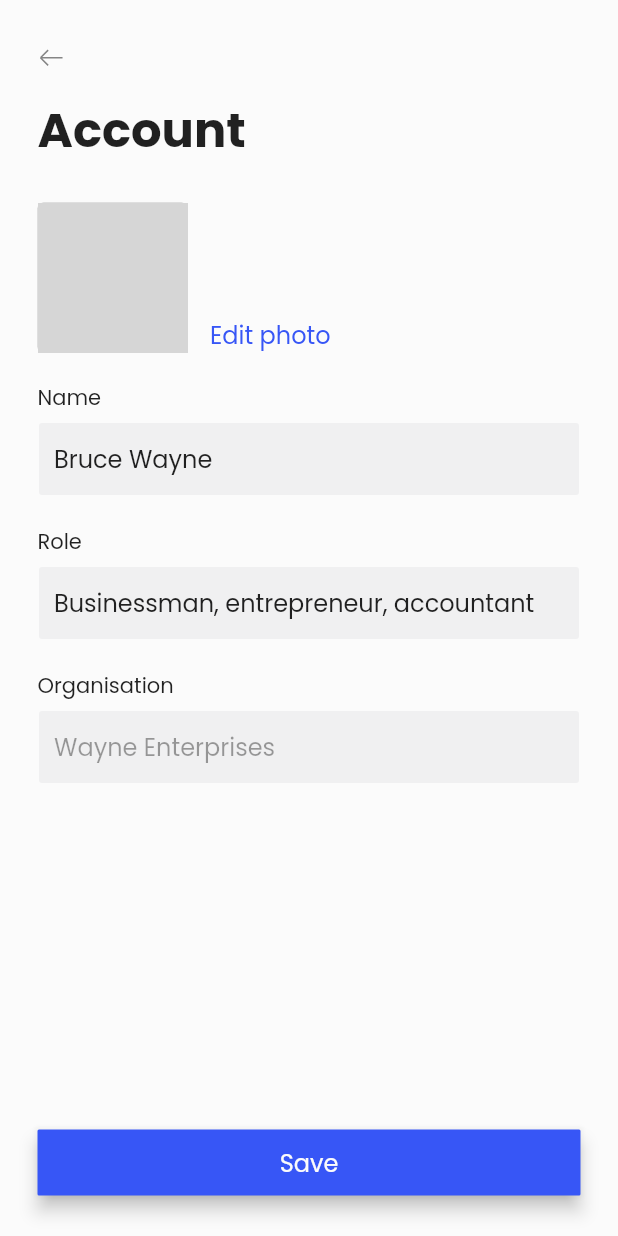
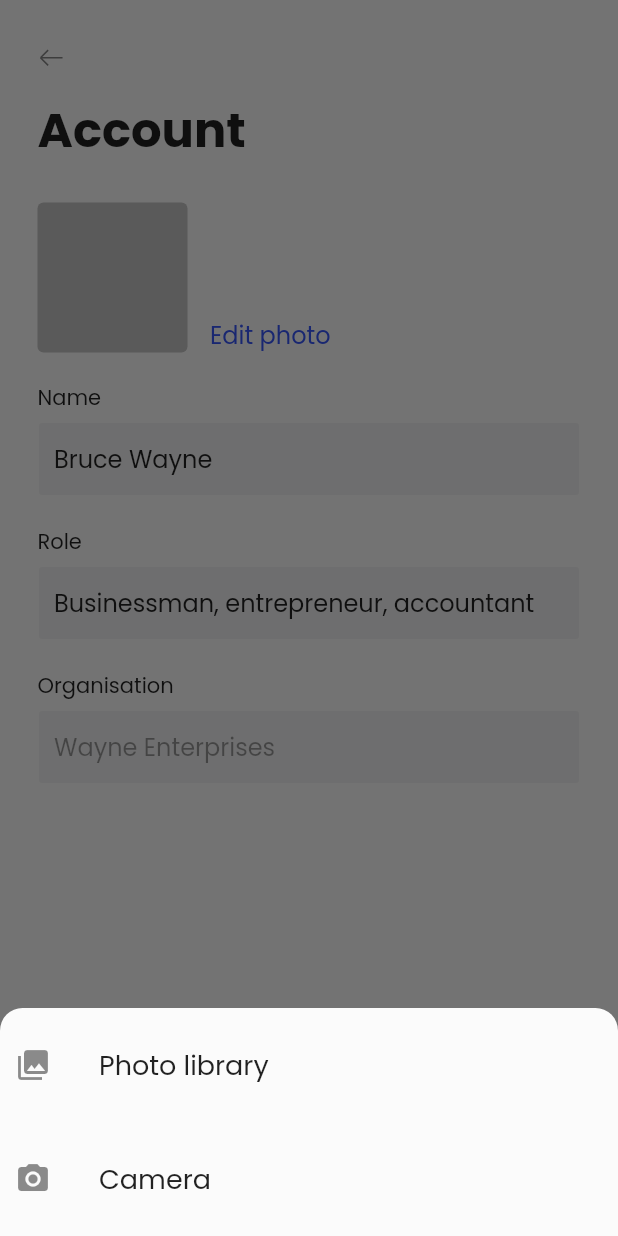
Before and after one commit to jacksoncurrie/wofroho-mobile, a Flutter app: the AccountPage widget shown alone on an empty page, opened directly, after a tap on "Edit photo", on a phone screen of 412 x 824 dp. Run offline on Flutter 3.47's test engine with Material 2 defaults, Android fonts, the phone set to English and light mode, and no system bars; our stand-ins replace flutter_svg, image_picker; network calls fail; grey boxes are pictures that could not be loaded.

Commit message:
Add image picker

```diff
--- a/lib/atoms/user_image.dart
+++ b/lib/atoms/user_image.dart
@@ -3,23 +3,26 @@ import 'package:flutter_svg/svg.dart';
 import '../theme.dart';
 
 class UserImage extends StatelessWidget {
-  UserImage({
-    this.image,
+  UserImage(
+      {this.image,
       @required this.width,
       @required this.height,
       this.borderColor,
       this.borderRadius = 3.0,
-  });
+      this.onTap});
 
   final ImageProvider<Object> image;
   final double width;
   final double height;
   final double borderRadius;
   final Color borderColor;
+  final void Function() onTap;
 
   @override
   Widget build(BuildContext context) {
-    return Container(
+    return GestureDetector(
+      onTap: onTap,
+      child: Container(
         width: width,
         height: height,
         decoration: BoxDecoration(
@@ -39,6 +42,7 @@ class UserImage extends StatelessWidget {
           color: Theme.of(context).colorScheme.emptyPhoto,
         ),
         child: image == null ? _showEmptyImage() : null,
+      ),
     );
   }
 
--- a/lib/pages/account_page.dart
+++ b/lib/pages/account_page.dart
@@ -1,3 +1,5 @@
+import 'dart:io';
+
 import 'package:flutter/cupertino.dart';
 import 'package:flutter/material.dart';
 import 'package:flutter_svg/svg.dart';
@@ -11,6 +13,7 @@ import 'package:wofroho_mobile/atoms/user_image.dart';
 import 'package:wofroho_mobile/models/person.dart';
 import 'package:wofroho_mobile/molecules/link_text.dart';
 import 'package:wofroho_mobile/molecules/primary_button.dart';
+import 'package:wofroho_mobile/organisms/pick_image_bottom_sheet.dart';
 import 'package:wofroho_mobile/pages/join_organisation_page.dart';
 import 'package:wofroho_mobile/pages/login_page.dart';
 import 'package:wofroho_mobile/templates/action_page_template.dart';
@@ -19,6 +22,7 @@ import 'package:wofroho_mobile/templates/input_template.dart';
 import 'package:wofroho_mobile/templates/page_heading_template.dart';
 import 'package:wofroho_mobile/templates/simple_scroll_template.dart';
 import 'package:wofroho_mobile/templates/simple_template.dart';
+import 'package:image_picker/image_picker.dart';
 import '../theme.dart';
 
 class AccountPage extends StatefulWidget {
@@ -100,7 +104,39 @@ class _AccountPageState extends State<AccountPage> {
         : Navigator.pop(context);
   }
 
-  void _editPhoto() {}
+  File _image;
+
+  _imgFromCamera() async {
+    PickedFile image = await ImagePicker().getImage(
+      source: ImageSource.camera,
+      imageQuality: 50,
+      maxWidth: 300,
+    );
+
+    setState(() {
+      _image = File(image.path);
+    });
+  }
+
+  _imgFromGallery() async {
+    PickedFile image = await ImagePicker().getImage(
+      source: ImageSource.gallery,
+      imageQuality: 50,
+      maxWidth: 300,
+    );
+
+    setState(() {
+      _image = File(image.path);
+    });
+  }
+
+  void _editPhoto() {
+    pickImageBottomSheet(
+      context: context,
+      imgFromGallery: _imgFromGallery,
+      imgFromCamera: _imgFromCamera,
+    );
+  }
 
   void _changeOrganisation() {
     var nextPage = JoinOrganisationPage(
@@ -224,9 +260,12 @@ class _AccountPageState extends State<AccountPage> {
             height: 100,
             width: 100,
             image: widget.initialSetup
-                ? null
+                ? _image == null
+                    ? null
+                    : FileImage(_image)
                 : NetworkImage(widget.person.imageUrl),
             borderRadius: 4,
+            onTap: _editPhoto,
           ),
           Padding(
             padding: const EdgeInsets.only(left: 15.0),
--- a/pubspec.yaml
+++ b/pubspec.yaml
@@ -13,8 +13,8 @@ dependencies:
     sdk: flutter
 
   flutter_svg: ^0.19.1
-  cupertino_icons: ^1.0.0
   intl: ^0.16.1
+  image_picker: ^0.6.7+17
 
 dev_dependencies:
   flutter_test:
```
Also changed, not shown: lib/organisms/country_list_bottom_sheet.dart (+2 -9 lines), pubspec.lock. Lines whose indentation alone changed are shown as unchanged.
